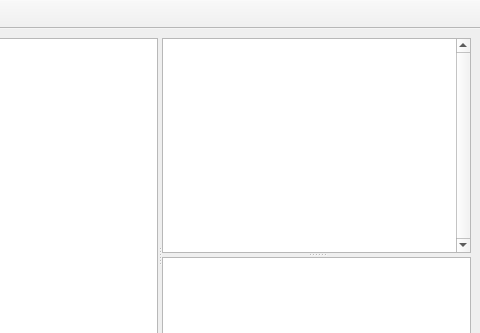
Before: the Qt Designer form tools/ylliab/yphbtwindow.ui in 8051Enthusiast/yabo, drawn with Qt 5; both pictures show x 160 to 640 and y 0 to 333 of the 640 by 480 pixel window.
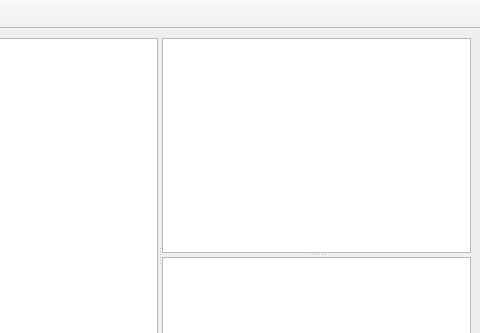
After: the same form once the commit is applied. Custom widgets are drawn as their Qt base class.

Patch:
```diff
--- a/tools/ylliab/yphbtwindow.ui
+++ b/tools/ylliab/yphbtwindow.ui
@@ -36,7 +36,7 @@
        </property>
        <widget class="HexTableView" name="tableView">
         <property name="verticalScrollBarPolicy">
-         <enum>Qt::ScrollBarAlwaysOn</enum>
+         <enum>Qt::ScrollBarAsNeeded</enum>
         </property>
         <property name="alternatingRowColors">
          <bool>true</bool>
```
